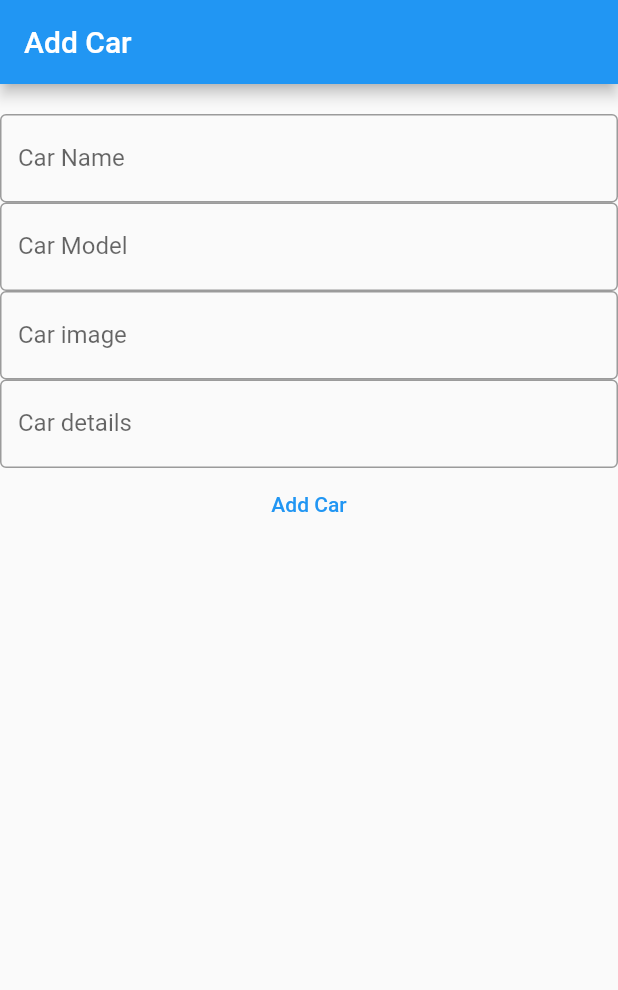
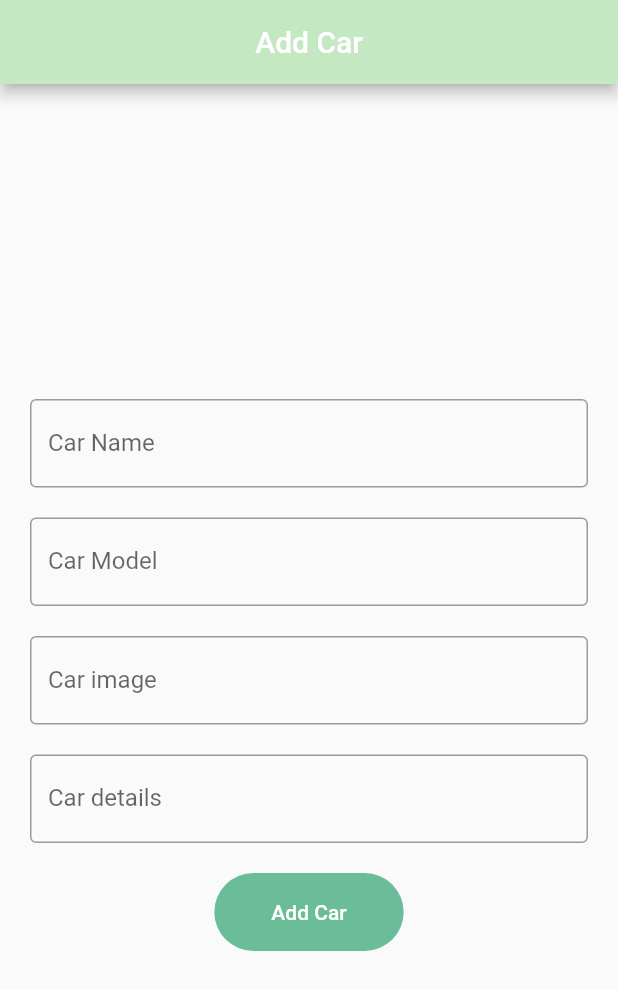
Before and after one commit to Miskat-UL/Car_rental_app, a Flutter app: the AddCars screen opened directly, on a phone screen of 412 x 824 dp. Shown: the top 990 px of the screen. Run offline on Flutter 3.47's test engine with Material 2 defaults, Android fonts, the phone set to English and light mode, and no system bars; our stand-ins replace carousel_slider, cloud_firestore, firebase_auth, firebase_core, flutter_svg, sqflite; accounts and stored records are empty.

Commit message:
desgin changes

```diff
--- a/lib/main.dart
+++ b/lib/main.dart
@@ -1,6 +1,7 @@
 import 'package:car_rental_app/database/database.dart';
 import 'package:car_rental_app/firebase_options.dart';
 import 'package:car_rental_app/models/cars.dart';
+import 'package:car_rental_app/screens/addCar.dart';
 import 'package:car_rental_app/screens/home.dart';
 import 'package:car_rental_app/screens/login.dart';
 import 'package:car_rental_app/screens/register.dart';
@@ -35,7 +36,7 @@ class MyApp extends StatelessWidget {
               child: Text('Error: ${snapshot.error}'),
             );
           } else if (snapshot.connectionState == ConnectionState.done) {
-            return const Root();
+            return AddCars();
           } else {
             return const Center(
               child: CircularProgressIndicator(),
--- a/lib/screens/addCar.dart
+++ b/lib/screens/addCar.dart
@@ -23,46 +23,104 @@ class _AddCarsState extends State<AddCars> {
   Widget build(BuildContext context) {
     return Scaffold(
       appBar: AppBar(
-        title: Text("Add Car"),
+        backgroundColor: Color(0XFFc4e8c2),
+        centerTitle: true,
+        title: const Text("Add Car"),
       ),
-      body: Column(
+      body: Container(
+        padding: const EdgeInsets.symmetric(horizontal: 20.0),
+        child: Column(
+          mainAxisAlignment: MainAxisAlignment.center,
           children: [
-          SizedBox(
+            const SizedBox(
               height: 20,
             ),
             TextField(
               controller: _nameController,
-            decoration: InputDecoration(
+              decoration: const InputDecoration(
+                focusedBorder: OutlineInputBorder(
+                  borderSide: BorderSide(
+                    color: Color(0XFF46a094),
+                    width: 2,
+                  ),
+                ),
                 labelText: "Car Name",
                 border: OutlineInputBorder(),
               ),
             ),
+            const SizedBox(
+              height: 20,
+            ),
             TextField(
               controller: _modelController,
-            decoration: InputDecoration(
+              decoration: const InputDecoration(
                 labelText: "Car Model",
+                focusedBorder: OutlineInputBorder(
+                  borderSide: BorderSide(
+                    color: Color(0XFF46a094),
+                    width: 2,
+                  ),
+                ),
+                // enabledBorder: OutlineInputBorder(
+                //   borderSide: BorderSide(
+                //     color: Color(0XFF46a094),
+                //     width: 2,
+                //   ),
+                // ),
                 border: OutlineInputBorder(),
               ),
             ),
+            const SizedBox(
+              height: 20,
+            ),
             TextField(
               controller: _imageController,
-            decoration: InputDecoration(
+              decoration: const InputDecoration(
+                focusedBorder: OutlineInputBorder(
+                  borderSide: BorderSide(
+                    color: Color(0XFF46a094),
+                    width: 2,
+                  ),
+                ),
                 labelText: "Car image",
                 border: OutlineInputBorder(),
               ),
             ),
+            const SizedBox(
+              height: 20,
+            ),
             TextField(
               controller: _detailsController,
-            decoration: InputDecoration(
+              decoration: const InputDecoration(
+                focusedBorder: OutlineInputBorder(
+                  borderSide: BorderSide(
+                    color: Color(0XFF46a094),
+                    width: 2,
+                  ),
+                ),
                 labelText: "Car details",
+                // labelStyle: ,
                 border: OutlineInputBorder(),
               ),
             ),
-          TextButton(
-            child: const Text("Add Car"),
-            onPressed: () async{
+            const SizedBox(
+              height: 20,
+            ),
+            Container(
+              padding: const EdgeInsets.symmetric(vertical: 2, horizontal: 30),
+              decoration: BoxDecoration(
+                color: const Color(0XFF6bbd99),
+                borderRadius: BorderRadius.circular(30),
+              ),
+              child: TextButton(
+                child: const Text(
+                  "Add Car",
+                  style: TextStyle(
+                    color: Colors.white,
+                  ),
+                ),
+                onPressed: () async {
                   await CarsDatabse.instance.create(
-
                     Cars(
                       name: _nameController.text,
                       model: _modelController.text,
@@ -79,7 +137,9 @@ class _AddCarsState extends State<AddCars> {
                   );
                 },
               ),
+            ),
           ],
+        ),
       ),
     );
   }
```
Also changed, not shown: lib/screens/carosul_ex.dart (+26 -14 lines), lib/screens/home.dart (+5 -2 lines), lib/screens/singleCar.dart (+11 -8 lines). Lines whose indentation alone changed are shown as unchanged.
